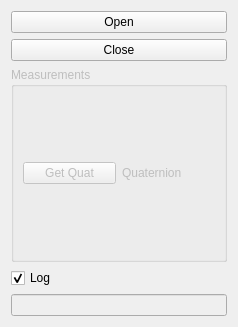
Qt form yei_widget.ui (SilvioGiancola/OdroidXU4) before a commit.
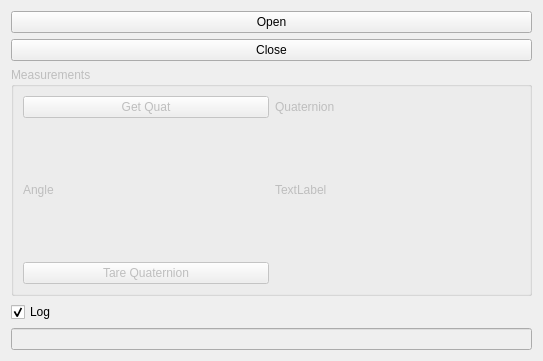
The same form after that commit.

```diff
--- a/yei_widget.ui
+++ b/yei_widget.ui
@@ -6,8 +6,8 @@
    <rect>
     <x>0</x>
     <y>0</y>
-    <width>238</width>
-    <height>327</height>
+    <width>543</width>
+    <height>361</height>
    </rect>
   </property>
   <property name="windowTitle">
@@ -61,6 +61,27 @@
         </property>
        </widget>
       </item>
+      <item row="2" column="0">
+       <widget class="QLabel" name="label">
+        <property name="text">
+         <string>Angle</string>
+        </property>
+       </widget>
+      </item>
+      <item row="3" column="0">
+       <widget class="QPushButton" name="pushButton_TareQuat">
+        <property name="text">
+         <string>Tare Quaternion</string>
+        </property>
+       </widget>
+      </item>
+      <item row="2" column="1">
+       <widget class="QLabel" name="label_AngleDegree">
+        <property name="text">
+         <string>TextLabel</string>
+        </property>
+       </widget>
+      </item>
      </layout>
     </widget>
    </item>
```
